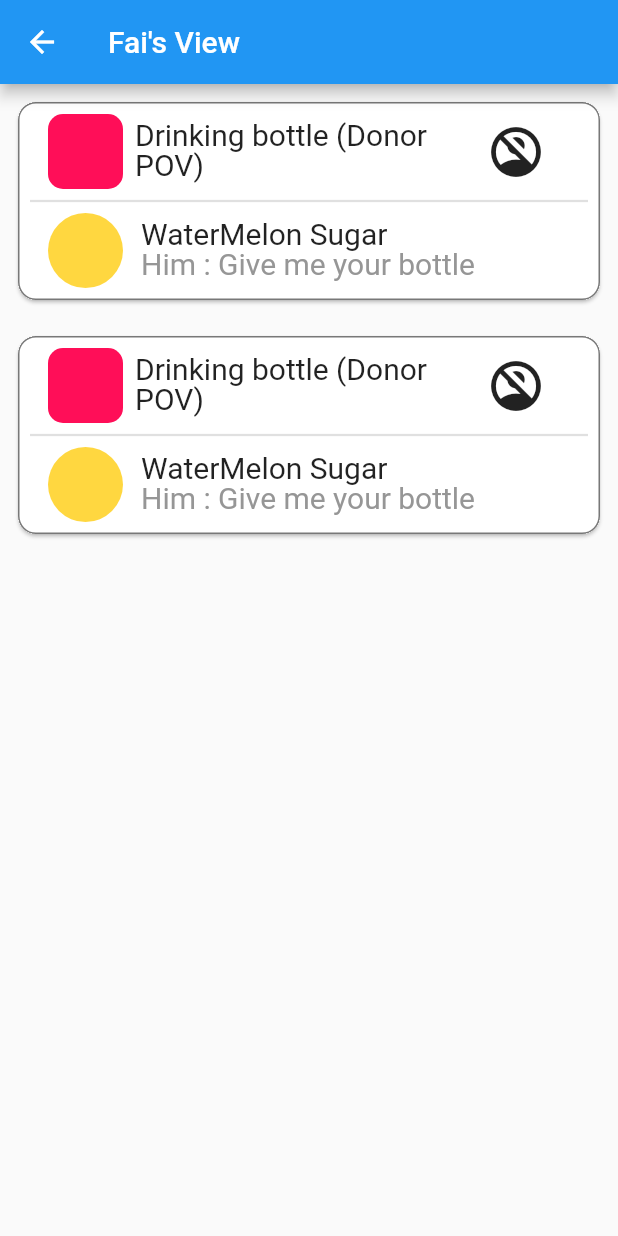
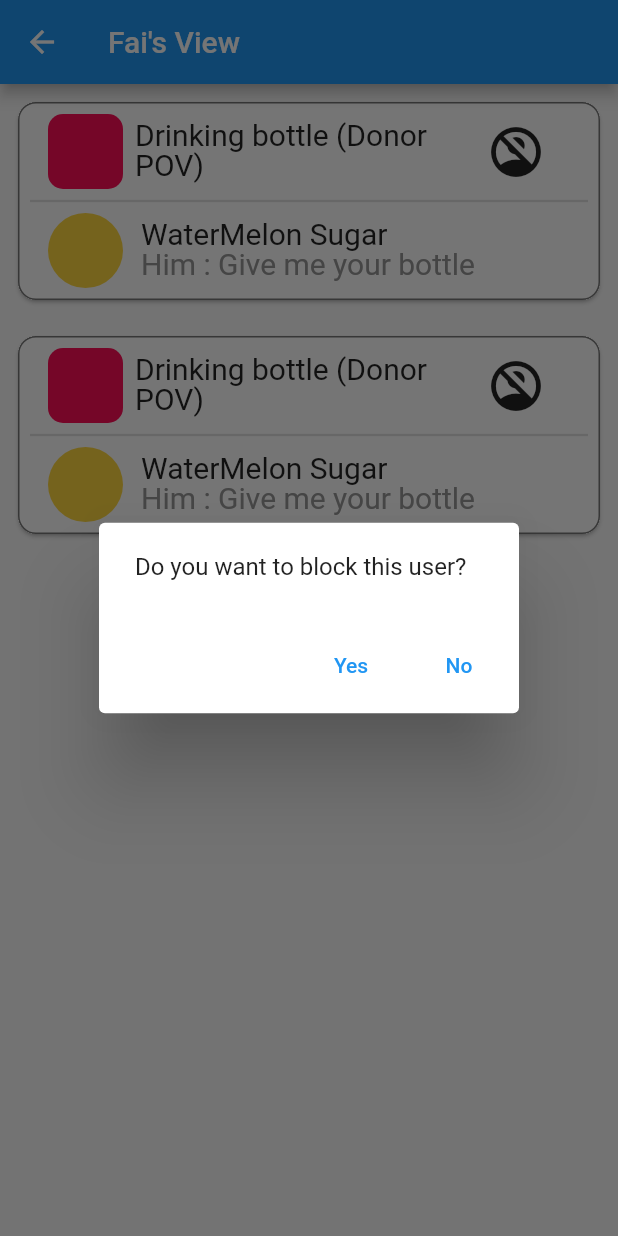
Before and after one commit to khush2003/sahara, a Flutter app: the TestFai screen opened by its route, after a tap on the "no accounts" icon, on a phone screen of 412 x 824 dp. Run offline on Flutter 3.47's test engine with Material 2 defaults, Android fonts, the phone set to English and light mode, and no system bars; our stand-ins replace firebase_core, get, unicons; accounts and stored records are empty; key blocks and very long unbroken strings in the code were emptied for the run.

Commit message:
add popup for blocking button in chatlist screen

```diff
--- a/lib/components/chatListCard.dart
+++ b/lib/components/chatListCard.dart
@@ -67,7 +67,23 @@ class _ChatListCardState extends State<ChatListCard> {
                           )),
                       IconButton(
                           padding: EdgeInsets.all(0),
-                          onPressed: () {},
+                          onPressed: () => showDialog<String>(
+        context: context,
+        builder: (BuildContext context) => AlertDialog(
+          // title: const Text('AlertDialog Title'),
+          content: const Text('Do you want to block this user?'),
+          actions: <Widget>[
+            TextButton(
+              onPressed: () => Navigator.pop(context, 'Yes'),
+              child: const Text('Yes'),
+            ),
+            TextButton(
+              onPressed: () => Navigator.pop(context, 'No'),
+              child: const Text('No'),
+            ),
+          ],
+        ),
+      ),
                           icon: Icon(
                             Icons.no_accounts,
                             size: 40,
--- a/lib/components/chatRoom.dart
+++ b/lib/components/chatRoom.dart
@@ -43,6 +43,8 @@ class _ChatRoomState extends State<ChatRoom> {
         ],
         ),
 
+        body: Center(child: Text('hi')),
+
     );
   }
 }
```
